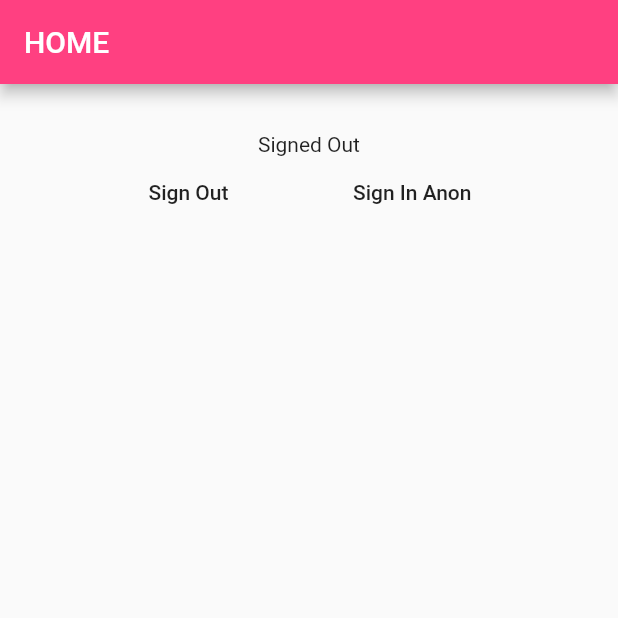
After one commit to yerbaguy/dev4passion_mdapp_patient, a Flutter app: the screen it shows after launch, after a tap on "Sign Out", after a tap on "Sign In Anon", on a phone screen of 412 x 824 dp, the top half of it. The commit adds this screen. Run offline on Flutter 3.47's test engine with Material 2 defaults, Android fonts, the phone set to English and light mode, and no system bars; our stand-ins replace cloud_firestore, firebase_auth, firebase_core, firebase_database, google_sign_in; accounts and stored records are empty; network calls fail.

Commit message:
added anonymous login

```diff
--- a/lib/main.dart
+++ b/lib/main.dart
@@ -4,6 +4,8 @@ import 'package:cloud_firestore/cloud_firestore.dart';
 
 import 'package:flutter/material.dart';
 import 'package:dev4passion_mdapp_patient/screens/home/home.dart';
+import 'package:dev4passion_mdapp_patient/screens/authenticate/login_anon.dart';
+import 'package:dev4passion_mdapp_patient/screens/authenticate/signinanon.dart';
 
 import 'package:dev4passion_mdapp_patient/privacy_policy.dart';
 import 'package:dev4passion_mdapp_patient/send_feedback.dart';
@@ -55,8 +57,10 @@ class MyApp extends StatelessWidget {
         primarySwatch: Colors.blue,
       ),
       // home: const MyHomePage(title: 'Flutter Demo Home Page'),
-      // home: Home(),
-      home: HomePage(),
+       // home: Home(),
+       home: Signinanon(),
+         //home: HomePage(),
+           // home: LoginAnon(),
     );
   }
 }
--- /dev/null
+++ b/lib/screens/authenticate/signinanon.dart
@@ -0,0 +1,118 @@
+import 'package:flutter/material.dart';
+import 'dart:io';
+import 'dart:async';
+import 'package:google_sign_in/google_sign_in.dart';
+import 'package:firebase_auth/firebase_auth.dart';
+
+final FirebaseAuth auth = FirebaseAuth.instance;
+final GoogleSignIn googleSignIn = new GoogleSignIn();
+
+
+class Signinanon extends StatefulWidget {
+  const Signinanon({ Key? key }) : super(key: key);
+
+  @override
+  _SigninanonState createState() => _SigninanonState();
+}
+
+class _SigninanonState extends State<Signinanon> {
+
+  String status = "";
+
+  void initState() {
+    super.initState();
+
+    status = "Not authenticated";
+  }
+
+  void signInAnon() async {
+    User? user = (await auth.signInAnonymously()).user;
+     if (user!= null && user.isAnonymous == true) {
+        setState((){
+            status = "Signed In Anonymously";
+        });
+            } else {
+                status = "Sign In failed";
+            }
+  }
+
+  void signOut() async {
+    await auth.signOut();
+    setState((){
+        status = "Signed Out";
+    });
+  }
+
+
+  @override
+  Widget build(BuildContext context) {
+    // return Container(
+
+    // );
+
+    return Scaffold(
+      // drawer: Sidemenu(),
+     // drawer: SideMenu(),
+      appBar: AppBar(
+        // Here we take the value from the MyHomePage object that was created by
+        // the App.build method, and use it to set our appbar title.
+        // title: Text(widget.title),
+        title: Text("HOME"),
+        backgroundColor: Colors.pinkAccent,
+      ),
+
+         body: new Container (
+            padding: new EdgeInsets.all(32.0),
+            child: new Column(
+                children: <Widget> [
+                    new Text(status),
+                    new Row (
+                        mainAxisAlignment: MainAxisAlignment.spaceEvenly,
+                        // crossAxissAlignment: CrossAxisAlignment.center,
+                        crossAxisAlignment: CrossAxisAlignment.center,
+                        children: [
+
+                            MaterialButton( onPressed: signOut, child: Text('Sign Out')),
+
+                            MaterialButton( onPressed: signInAnon, child: Text('Sign In Anon')),
+                           // MaterialButton( onPressed: signinanon, child: Text('Sign In Anoon'),),
+
+
+
+
+
+                            // RaisedButton(onPressed: signOut, child: Text('Sign Out'),),
+                            ////
+                            // RaisedButton(onPressed: signOut, child: Text('Sign Out'),),
+                            // RaisedButton(onPressed: signInAnon, child: Text('Sin In Anon'),),
+                            ////
+                        ],
+                    ),
+
+                ],
+            ),
+         ),
+    //   body: Center(
+    //     // Center is a layout widget. It takes a single child and positions it
+    //     // in the middle of the parent.
+    //     child: Column(
+
+    //       mainAxisAlignment: MainAxisAlignment.center,
+    //       children: <Widget>[
+    //         const Text(
+    //           'You have pushed the button this many times lkasjdflkjasd:', style: TextStyle(fontSize: 40),
+    //         ),
+
+    //       ],
+    //     ),
+    //   ),
+
+
+      // floatingActionButton: FloatingActionButton(
+      //   onPressed: _incrementCounter,
+      //   tooltip: 'Increment',
+      //   child: const Icon(Icons.add),
+      // ), // This trailing comma makes auto-formatting nicer for build methods.
+    );
+  }
+}
--- a/lib/settings.dart
+++ b/lib/settings.dart
@@ -1,6 +1,8 @@
 import 'package:flutter/material.dart';
 import 'package:cloud_firestore/cloud_firestore.dart';
 import 'package:firebase_database/firebase_database.dart';
+
+import 'package:dev4passion_mdapp_patient/screens/services/auth.dart';
 
 class SettingsPage extends StatefulWidget {
   @override
@@ -17,6 +19,7 @@ class _SettingsPageState extends State<SettingsPage> {
   final userSalaryController = TextEditingController();
 
   late DatabaseReference dbRef;
+  final AuthService _auth = AuthService();
 
 
   @override
@@ -106,6 +109,29 @@ class _SettingsPageState extends State<SettingsPage> {
 
 
           ),
+
+           MaterialButton( onPressed: () async {
+
+
+           // print(dataToSave);
+           // dbRef.push().set(students);
+
+           //
+          //  dynamic result = await _auth.signInAnon();
+          //         if (result == null) {
+          //           print('error signing in');
+          //         } else {
+          //           print('Signed in');
+          //           print(result);
+          //         }
+            //
+
+            print("lkjsdlkfj");
+
+          }, child: Text('SignIn Anon')
+
+
+          ),
         ],
       ),
 
--- a/pubspec.yaml
+++ b/pubspec.yaml
@@ -50,6 +50,8 @@ dependencies:
   cupertino_icons: ^1.0.2
   cloud_firestore: ^4.12.2
   firebase_database: ^10.3.3
+  firebase_auth: ^4.12.1
+  google_sign_in: ^6.1.6
 
 dev_dependencies:
   flutter_test:
```
Also changed, not shown: lib/screens/authenticate/sign_in.dart (added, +49 -0 lines), lib/screens/services/auth.dart (added, +25 -0 lines), lib/screens/authenticate/login_anon.dart (added), pubspec.lock, 1695 other files.
